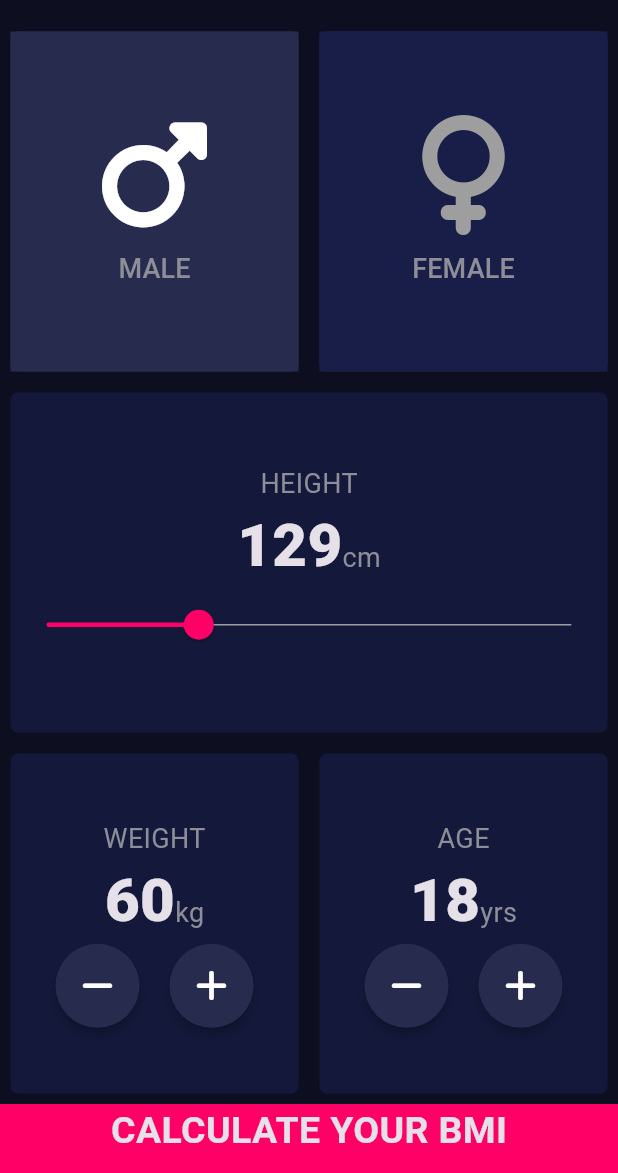
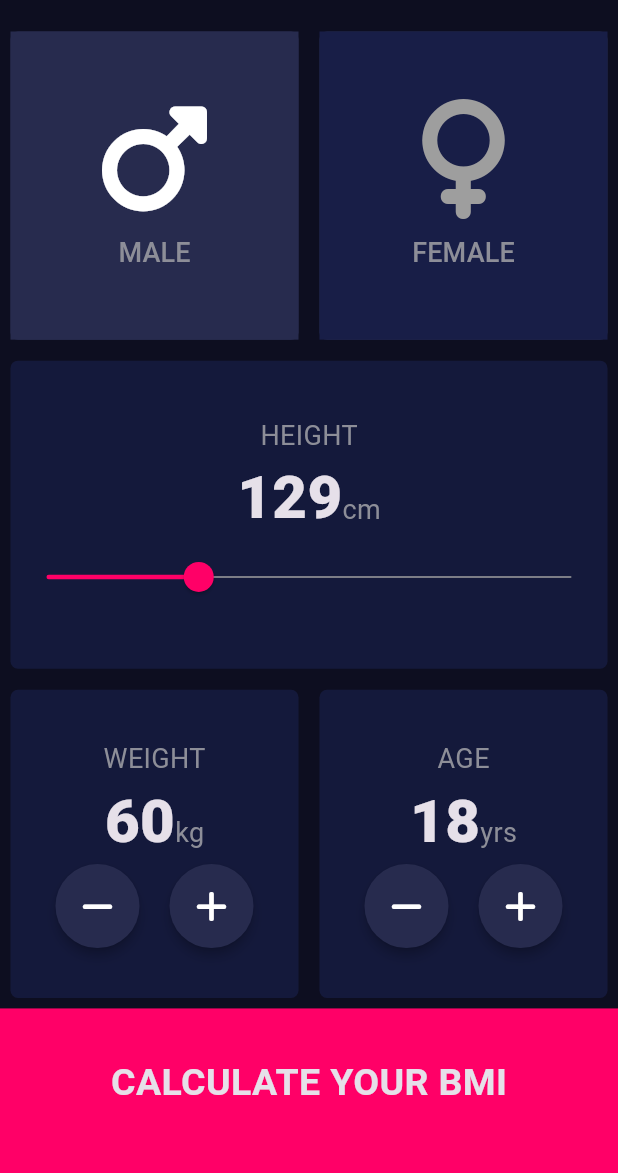
Before and after one commit to sydmasina/bmi-calculator-flutter, a Flutter app: the screen it shows after launch, on a phone screen of 412 x 824 dp, the part 63-1236 px from its top. Run offline on Flutter 3.47's test engine with Material 3 defaults, Android fonts, the phone set to English and light mode, and no system bars; our stand-ins replace font_awesome_flutter.

Commit message:
update app image

```diff
--- a/lib/constants/bmi_constants.dart
+++ b/lib/constants/bmi_constants.dart
@@ -20,4 +20,12 @@ List bmiTypeList = [
       'Obesity Class 1',
       "You have class 1 obesity, raising your health risks; consult a healthcare provider for weight management advice.",
       Range(30, 34.9)),
+  BmiType(
+      'Obesity Class 2',
+      "You have class 2 obesity, significantly increasing health risks; seek a comprehensive weight management plan.",
+      Range(35, 39.9)),
+  BmiType(
+      'Obesity Class 3',
+      "You have severe obesity (class 3), posing very high health risks; work closely with a healthcare provider for intensive management.",
+      Range(40, 40)),
 ];
--- a/lib/input_page.dart
+++ b/lib/input_page.dart
@@ -60,6 +60,12 @@ class _InputPageState extends State<InputPage> {
   BmiType calculateBmi() {
     bmiResult = weight / (pow((height / 100), 2));
     late BmiType resultBmiType;
+
+    if (bmiResult >= 40) {
+      resultBmiType = bmiTypeList[5];
+      return resultBmiType;
+    }
+
     for (var bmiType in bmiTypeList) {
       if (bmiResult >= bmiType.bmiRange.min &&
           bmiResult <= bmiType.bmiRange.max) {
@@ -67,6 +73,7 @@ class _InputPageState extends State<InputPage> {
         break;
       }
     }
+
     return resultBmiType;
   }
 
@@ -90,6 +97,7 @@ class _InputPageState extends State<InputPage> {
       body: Column(
         children: [
           Expanded(
+            flex: 2,
             child: Row(
               crossAxisAlignment: CrossAxisAlignment.stretch,
               children: [
@@ -119,6 +127,7 @@ class _InputPageState extends State<InputPage> {
             ),
           ),
           Expanded(
+            flex: 2,
             child: Row(
               crossAxisAlignment: CrossAxisAlignment.stretch,
               children: [
@@ -155,6 +164,7 @@ class _InputPageState extends State<InputPage> {
             ),
           ),
           Expanded(
+            flex: 2,
             child: Row(
               crossAxisAlignment: CrossAxisAlignment.stretch,
               children: [
@@ -193,7 +203,9 @@ class _InputPageState extends State<InputPage> {
               ],
             ),
           ),
-          Row(
+          Expanded(
+            flex: 1,
+            child: Row(
               children: [
                 Expanded(
                   child: BottomButton(
@@ -212,6 +224,7 @@ class _InputPageState extends State<InputPage> {
                 ),
               ],
             ),
+          ),
         ],
       ),
     );
```
Also changed, not shown: 24 other files. Lines whose indentation alone changed are shown as unchanged.
